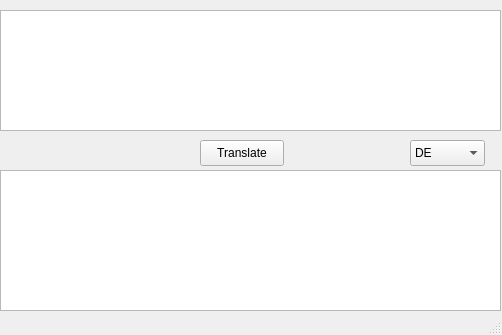
Old version of the form InfoBar/testwindow.ui in the repository Shalwyn/Python-Tools.
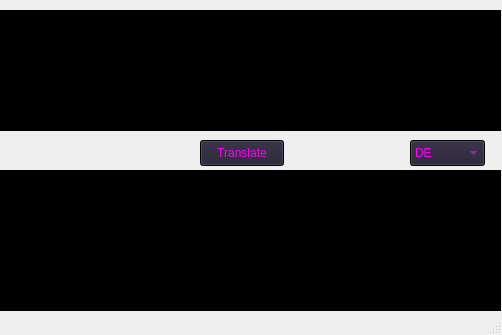
New version of the form.

Diff of the .ui file:
```diff
--- a/InfoBar/testwindow.ui
+++ b/InfoBar/testwindow.ui
@@ -14,6 +14,259 @@
    <string>Deepl-Translator</string>
   </property>
   <widget class="QWidget" name="centralwidget">
+   <property name="palette">
+    <palette>
+     <active>
+      <colorrole role="WindowText">
+       <brush brushstyle="SolidPattern">
+        <color alpha="255">
+         <red>255</red>
+         <green>0</green>
+         <blue>255</blue>
+        </color>
+       </brush>
+      </colorrole>
+      <colorrole role="Button">
+       <brush brushstyle="SolidPattern">
+        <color alpha="255">
+         <red>36</red>
+         <green>31</green>
+         <blue>49</blue>
+        </color>
+       </brush>
+      </colorrole>
+      <colorrole role="Text">
+       <brush brushstyle="SolidPattern">
+        <color alpha="255">
+         <red>255</red>
+         <green>0</green>
+         <blue>255</blue>
+        </color>
+       </brush>
+      </colorrole>
+      <colorrole role="ButtonText">
+       <brush brushstyle="SolidPattern">
+        <color alpha="255">
+         <red>255</red>
+         <green>0</green>
+         <blue>255</blue>
+        </color>
+       </brush>
+      </colorrole>
+      <colorrole role="Base">
+       <brush brushstyle="SolidPattern">
+        <color alpha="255">
+         <red>0</red>
+         <green>0</green>
+         <blue>0</blue>
+        </color>
+       </brush>
+      </colorrole>
+      <colorrole role="Window">
+       <brush brushstyle="SolidPattern">
+        <color alpha="255">
+         <red>0</red>
+         <green>0</green>
+         <blue>0</blue>
+        </color>
+       </brush>
+      </colorrole>
+      <colorrole role="ToolTipBase">
+       <brush brushstyle="SolidPattern">
+        <color alpha="255">
+         <red>0</red>
+         <green>0</green>
+         <blue>0</blue>
+        </color>
+       </brush>
+      </colorrole>
+      <colorrole role="ToolTipText">
+       <brush brushstyle="SolidPattern">
+        <color alpha="255">
+         <red>255</red>
+         <green>0</green>
+         <blue>255</blue>
+        </color>
+       </brush>
+      </colorrole>
+      <colorrole role="PlaceholderText">
+       <brush brushstyle="SolidPattern">
+        <color alpha="128">
+         <red>255</red>
+         <green>0</green>
+         <blue>255</blue>
+        </color>
+       </brush>
+      </colorrole>
+     </active>
+     <inactive>
+      <colorrole role="WindowText">
+       <brush brushstyle="SolidPattern">
+        <color alpha="255">
+         <red>255</red>
+         <green>0</green>
+         <blue>255</blue>
+        </color>
+       </brush>
+      </colorrole>
+      <colorrole role="Button">
+       <brush brushstyle="SolidPattern">
+        <color alpha="255">
+         <red>36</red>
+         <green>31</green>
+         <blue>49</blue>
+        </color>
+       </brush>
+      </colorrole>
+      <colorrole role="Text">
+       <brush brushstyle="SolidPattern">
+        <color alpha="255">
+         <red>255</red>
+         <green>0</green>
+         <blue>255</blue>
+        </color>
+       </brush>
+      </colorrole>
+      <colorrole role="ButtonText">
+       <brush brushstyle="SolidPattern">
+        <color alpha="255">
+         <red>255</red>
+         <green>0</green>
+         <blue>255</blue>
+        </color>
+       </brush>
+      </colorrole>
+      <colorrole role="Base">
+       <brush brushstyle="SolidPattern">
+        <color alpha="255">
+         <red>0</red>
+         <green>0</green>
+         <blue>0</blue>
+        </color>
+       </brush>
+      </colorrole>
+      <colorrole role="Window">
+       <brush brushstyle="SolidPattern">
+        <color alpha="255">
+         <red>0</red>
+         <green>0</green>
+         <blue>0</blue>
+        </color>
+       </brush>
+      </colorrole>
+      <colorrole role="ToolTipBase">
+       <brush brushstyle="SolidPattern">
+        <color alpha="255">
+         <red>0</red>
+         <green>0</green>
+         <blue>0</blue>
+        </color>
+       </brush>
+      </colorrole>
+      <colorrole role="ToolTipText">
+       <brush brushstyle="SolidPattern">
+        <color alpha="255">
+         <red>255</red>
+         <green>0</green>
+         <blue>255</blue>
+        </color>
+       </brush>
+      </colorrole>
+      <colorrole role="PlaceholderText">
+       <brush brushstyle="SolidPattern">
+        <color alpha="128">
+         <red>255</red>
+         <green>0</green>
+         <blue>255</blue>
+        </color>
+       </brush>
+      </colorrole>
+     </inactive>
+     <disabled>
+      <colorrole role="WindowText">
+       <brush brushstyle="SolidPattern">
+        <color alpha="255">
+         <red>190</red>
+         <green>190</green>
+         <blue>190</blue>
+        </color>
+       </brush>
+      </colorrole>
+      <colorrole role="Button">
+       <brush brushstyle="SolidPattern">
+        <color alpha="255">
+         <red>36</red>
+         <green>31</green>
+         <blue>49</blue>
+        </color>
+       </brush>
+      </colorrole>
+      <colorrole role="Text">
+       <brush brushstyle="SolidPattern">
+        <color alpha="255">
+         <red>190</red>
+         <green>190</green>
+         <blue>190</blue>
+        </color>
+       </brush>
+      </colorrole>
+      <colorrole role="ButtonText">
+       <brush brushstyle="SolidPattern">
+        <color alpha="255">
+         <red>190</red>
+         <green>190</green>
+         <blue>190</blue>
+        </color>
+       </brush>
+      </colorrole>
+      <colorrole role="Base">
+       <brush brushstyle="SolidPattern">
+        <color alpha="255">
+         <red>0</red>
+         <green>0</green>
+         <blue>0</blue>
+        </color>
+       </brush>
+      </colorrole>
+      <colorrole role="Window">
+       <brush brushstyle="SolidPattern">
+        <color alpha="255">
+         <red>0</red>
+         <green>0</green>
+         <blue>0</blue>
+        </color>
+       </brush>
+      </colorrole>
+      <colorrole role="ToolTipBase">
+       <brush brushstyle="SolidPattern">
+        <color alpha="255">
+         <red>0</red>
+         <green>0</green>
+         <blue>0</blue>
+        </color>
+       </brush>
+      </colorrole>
+      <colorrole role="ToolTipText">
+       <brush brushstyle="SolidPattern">
+        <color alpha="255">
+         <red>255</red>
+         <green>0</green>
+         <blue>255</blue>
+        </color>
+       </brush>
+      </colorrole>
+      <colorrole role="PlaceholderText">
+       <brush brushstyle="SolidPattern">
+        <color alpha="128">
+         <red>0</red>
+         <green>0</green>
+         <blue>0</blue>
+        </color>
+       </brush>
+      </colorrole>
+     </disabled>
+    </palette>
+   </property>
    <widget class="QTextEdit" name="textEdit">
     <property name="geometry">
      <rect>
```
